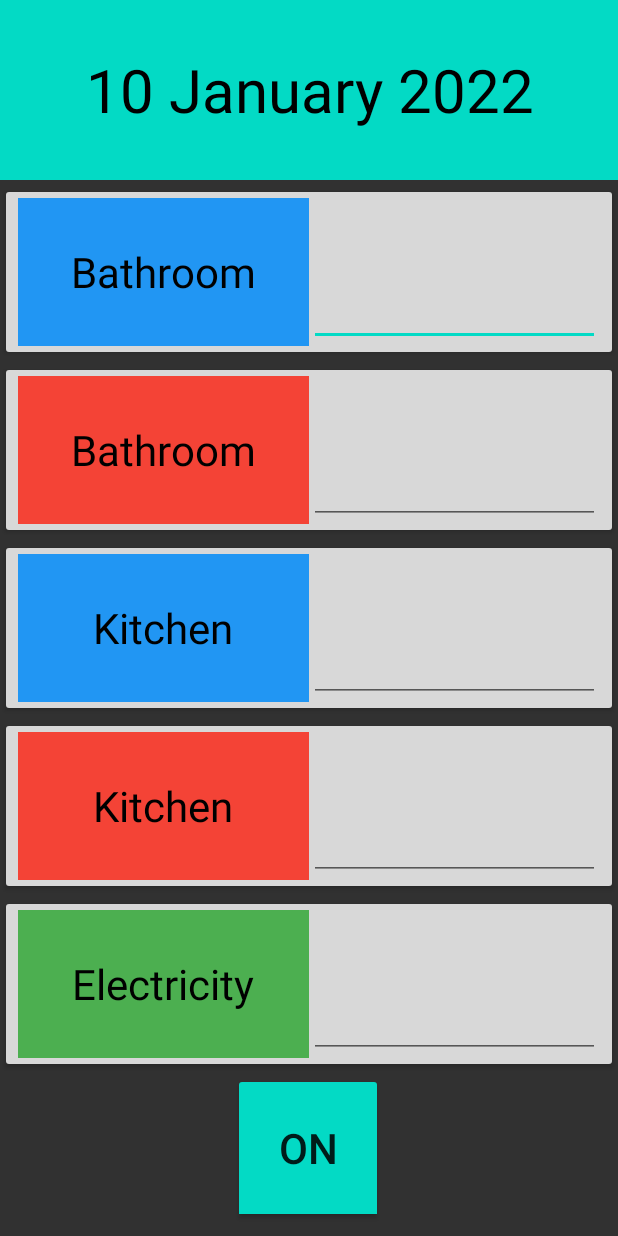
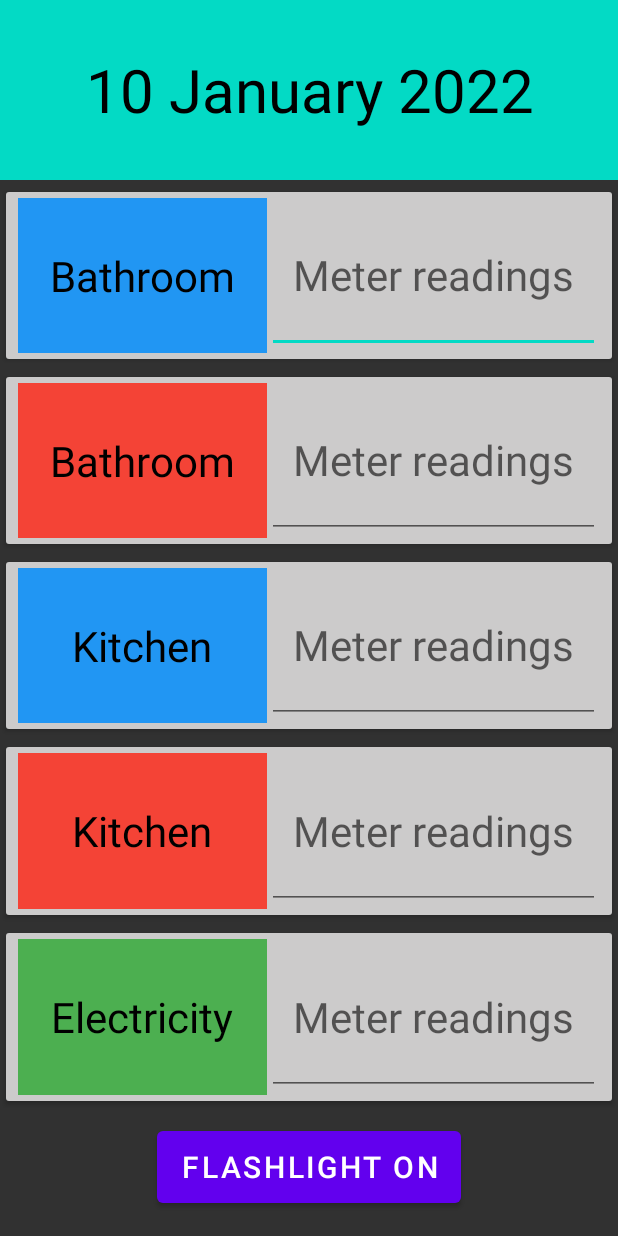
Before and after one commit to victor1810/UtilityMeters, an Android app: the screen it shows after launch (MainActivity), on a phone screen of 412 x 824 dp. Run offline under Robolectric (Android 15) with nearby library versions, the phone set to English and light mode, and no system bars; 2 statements that could not run were skipped.

Commit message:
Заменена кнопка фонарика на стандартную Button

```diff
--- a/app/src/main/java/com/victor/utilitymeters/MainActivity.kt
+++ b/app/src/main/java/com/victor/utilitymeters/MainActivity.kt
@@ -1,27 +1,25 @@
 package com.victor.utilitymeters
 
 import android.content.Context
-import android.content.DialogInterface
-import android.content.pm.PackageManager
 import android.hardware.camera2.CameraAccessException
 import android.hardware.camera2.CameraManager
 import android.os.Build
 import androidx.appcompat.app.AppCompatActivity
 import android.os.Bundle
+import android.widget.Button
 import android.widget.LinearLayout
 import android.widget.TextView
-import android.widget.ToggleButton
-import androidx.appcompat.app.AlertDialog
 import java.text.SimpleDateFormat
 import java.util.*
 
 class MainActivity : AppCompatActivity() {
-   private lateinit var cameraManager: CameraManager
-   private lateinit var cameraId: String
-   private lateinit var toggleButton: ToggleButton
+    var flashLightStatus: Boolean = false
     override fun onCreate(savedInstanceState: Bundle?) {
         super.onCreate(savedInstanceState)
         setContentView(R.layout.activity_main)
+        openFlashLight()
+
+        // Код текущей даты в TextView *************************************************************
 
         val currentDate = findViewById<TextView>(R.id.textDate)
         fun getCurrentDate(): String {
@@ -30,20 +28,7 @@ class MainActivity : AppCompatActivity() {
         }
         currentDate.text = getCurrentDate()
 
-      title = "KotlinApp"
-      val isFlashAvailable = applicationContext.packageManager
-      .hasSystemFeature(PackageManager.FEATURE_CAMERA_FRONT)
-      if (!isFlashAvailable) {
-         showNoFlashError()
-      }
-      cameraManager = getSystemService(Context.CAMERA_SERVICE) as CameraManager
-      try {
-         cameraId = cameraManager.cameraIdList[0]
-      } catch (e: CameraAccessException) {
-         e.printStackTrace()
-      }
-      toggleButton = findViewById(R.id.flashlightButton)
-      toggleButton.setOnCheckedChangeListener { _, isChecked -> switchFlashLight(isChecked) }
+        // Код ввода показания счётчиков ***********************************************************
 
         findViewById<LinearLayout>(R.id.cwb_btn).setOnClickListener {
             findViewById<TextView>(R.id.text_input_cold_water_bathroom).text = ""
@@ -60,23 +45,33 @@ class MainActivity : AppCompatActivity() {
         findViewById<LinearLayout>(R.id.electric_btn).setOnClickListener {
             findViewById<TextView>(R.id.text_input_electricity).text = ""
         }
+    }
 
-   }
-   private fun showNoFlashError() {
-      val alert = AlertDialog.Builder(this)
-      .create()
-      alert.setTitle("Oops!")
-      alert.setMessage("Flash not available in this device...")
-      alert.setButton(DialogInterface.BUTTON_POSITIVE, "OK") { _, _ -> finish() }
-      alert.show()
-   }
-   private fun switchFlashLight(status: Boolean) {
+    // Код фонарика ********************************************************************************
+    private fun openFlashLight() {
+        val btnLight: Button = findViewById(R.id.flashlightButton)
+        btnLight.setOnClickListener { openFlashLight() }
+        val cameraManager = getSystemService(Context.CAMERA_SERVICE) as CameraManager
+        val cameraId = cameraManager.cameraIdList[0]
+        if (!flashLightStatus) {
             try {
                 if (Build.VERSION.SDK_INT >= Build.VERSION_CODES.M) {
-            cameraManager.setTorchMode(cameraId, status)
+                    cameraManager.setTorchMode(cameraId, false)
                 }
+                flashLightStatus = true
+                btnLight.text = "Flashlight ON"
+
             } catch (e: CameraAccessException) {
-         e.printStackTrace()
+            }
+        } else {
+            try {
+                if (Build.VERSION.SDK_INT >= Build.VERSION_CODES.M) {
+                    cameraManager.setTorchMode(cameraId, true)
+                }
+                flashLightStatus = false
+                btnLight.text = "Flashlight OFF"
+            } catch (e: CameraAccessException) {
             }
         }
     }
+}
--- a/app/src/main/res/layout/activity_main.xml
+++ b/app/src/main/res/layout/activity_main.xml
@@ -21,28 +21,12 @@
         app:layout_constraintStart_toStartOf="parent"
         app:layout_constraintTop_toTopOf="parent" />
 
-    <ToggleButton
-        android:id="@+id/flashlightButton"
-        android:layout_width="100dp"
-        android:layout_height="100dp"
-        android:backgroundTint="@color/teal_200"
-        android:scaleType="fitCenter"
-        android:text="On/Off Camera LED/ Flashlight Android"
-        android:textOff="@string/on"
-        android:textOn="@string/off"
-        android:textSize="28sp"
-        app:layout_constraintBottom_toBottomOf="parent"
-        app:layout_constraintEnd_toEndOf="parent"
-        app:layout_constraintHorizontal_bias="0.498"
-        app:layout_constraintStart_toStartOf="parent"
-        app:layout_constraintTop_toBottomOf="@+id/textDate"
-        app:layout_constraintVertical_bias="0.986" />
-
     <LinearLayout
+        android:id="@+id/linearLayout"
         android:layout_width="match_parent"
         android:layout_height="0dp"
         android:layout_marginTop="2dp"
-        android:layout_marginBottom="0dp"
+        android:layout_marginBottom="8dp"
         android:orientation="vertical"
         app:layout_constraintBottom_toTopOf="@+id/flashlightButton"
         app:layout_constraintEnd_toEndOf="parent"
@@ -62,7 +46,7 @@
                 android:id="@+id/text_cold_water_bathroom"
                 android:layout_width="0dp"
                 android:layout_height="match_parent"
-                android:layout_weight="1"
+                android:layout_weight="0.75"
                 android:background="@color/blue"
                 android:gravity="center"
                 android:text="@string/bathroom"
@@ -72,11 +56,15 @@
             <EditText
                 android:id="@+id/text_input_cold_water_bathroom"
                 android:layout_width="0dp"
+                android:layout_height="match_parent"
+                android:layout_weight="1"
+                android:autofillHints="Enter meter reading"
                 android:gravity="center"
+                android:hint="@string/meter_readings"
+                android:inputType="number"
+                android:textColor="@color/black"
                 android:textSize="28sp"
-                android:textColor="@color/black"
-                android:layout_height="match_parent"
-                android:layout_weight="1" />
+                tools:ignore="SpeakableTextPresentCheck" />
         </LinearLayout>
 
         <LinearLayout
@@ -92,7 +80,7 @@
                 android:id="@+id/text_hot_water_bathroom"
                 android:layout_width="0dp"
                 android:layout_height="match_parent"
-                android:layout_weight="1"
+                android:layout_weight="0.75"
                 android:background="@color/red"
                 android:gravity="center"
                 android:text="@string/bathroom"
@@ -102,11 +90,15 @@
             <EditText
                 android:id="@+id/text_input_hot_water_bathroom"
                 android:layout_width="0dp"
+                android:layout_height="match_parent"
+                android:layout_weight="1"
+                android:autofillHints="Enter meter reading"
                 android:gravity="center"
+                android:hint="@string/meter_readings"
+                android:inputType="number"
+                android:textColor="@color/black"
                 android:textSize="28sp"
-                android:textColor="@color/black"
-                android:layout_height="match_parent"
-                android:layout_weight="1" />
+                tools:ignore="SpeakableTextPresentCheck" />
         </LinearLayout>
 
         <LinearLayout
@@ -122,7 +114,7 @@
                 android:id="@+id/text_cold_water_kitchen"
                 android:layout_width="0dp"
                 android:layout_height="match_parent"
-                android:layout_weight="1"
+                android:layout_weight="0.75"
                 android:background="@color/blue"
                 android:gravity="center"
                 android:text="@string/kitchen"
@@ -132,11 +124,15 @@
             <EditText
                 android:id="@+id/text_input_cold_water_kitchen"
                 android:layout_width="0dp"
+                android:layout_height="match_parent"
+                android:layout_weight="1"
+                android:autofillHints="Enter meter reading"
                 android:gravity="center"
+                android:hint="@string/meter_readings"
+                android:inputType="number"
+                android:textColor="@color/black"
                 android:textSize="28sp"
-                android:textColor="@color/black"
-                android:layout_height="match_parent"
-                android:layout_weight="1" />
+                tools:ignore="SpeakableTextPresentCheck" />
         </LinearLayout>
 
         <LinearLayout
@@ -152,7 +148,7 @@
                 android:id="@+id/text_hot_water_kitchen"
                 android:layout_width="0dp"
                 android:layout_height="match_parent"
-                android:layout_weight="1"
+                android:layout_weight="0.75"
                 android:background="@color/red"
                 android:gravity="center"
                 android:text="@string/kitchen"
@@ -162,11 +158,15 @@
             <EditText
                 android:id="@+id/text_input_hot_water_kitchen"
                 android:layout_width="0dp"
+                android:layout_height="match_parent"
+                android:layout_weight="1"
+                android:autofillHints="Enter meter reading"
                 android:gravity="center"
+                android:hint="@string/meter_readings"
+                android:inputType="number"
+                android:textColor="@color/black"
                 android:textSize="28sp"
-                android:textColor="@color/black"
-                android:layout_height="match_parent"
-                android:layout_weight="1" />
+                tools:ignore="SpeakableTextPresentCheck" />
         </LinearLayout>
 
         <LinearLayout
@@ -182,7 +182,7 @@
                 android:id="@+id/text_electricity"
                 android:layout_width="0dp"
                 android:layout_height="match_parent"
-                android:layout_weight="1"
+                android:layout_weight="0.75"
                 android:background="@color/green"
                 android:gravity="center"
                 android:text="@string/electricity"
@@ -194,11 +194,26 @@
                 android:layout_width="0dp"
                 android:layout_height="match_parent"
                 android:layout_weight="1"
+                android:autofillHints="Enter meter reading"
                 android:gravity="center"
+                android:hint="@string/meter_readings"
+                android:inputType="number"
                 android:textColor="@color/black"
-                android:textSize="28sp" />
+                android:textSize="28sp"
+                tools:ignore="SpeakableTextPresentCheck" />
         </LinearLayout>
 
     </LinearLayout>
 
+    <Button
+        android:id="@+id/flashlightButton"
+        android:layout_width="wrap_content"
+        android:layout_height="60dp"
+        android:layout_marginBottom="16dp"
+        android:text="Flashlight ON"
+        android:textSize="20sp"
+        app:layout_constraintBottom_toBottomOf="parent"
+        app:layout_constraintEnd_toEndOf="@+id/linearLayout"
+        app:layout_constraintStart_toStartOf="@+id/linearLayout" />
+
 </androidx.constraintlayout.widget.ConstraintLayout>
--- a/app/src/main/res/values/colors.xml
+++ b/app/src/main/res/values/colors.xml
@@ -10,6 +10,6 @@
     <color name="teal_700">#FF018786</color>
     <color name="black">#FF000000</color>
     <color name="white">#FFFFFFFF</color>
-    <color name="gray">#D8D8D8</color>
+    <color name="gray">#CCCBCB</color>
     <color name="dark_gray">#313131</color>
 </resources>
--- a/app/src/main/res/values/strings.xml
+++ b/app/src/main/res/values/strings.xml
@@ -7,4 +7,5 @@
     <string name="date">Date</string>
     <string name="bathroom">Bathroom</string>
     <string name="kitchen">Kitchen</string>
+    <string name="meter_readings">Meter readings</string>
 </resources>
```
Lines whose indentation alone changed are shown as unchanged.
